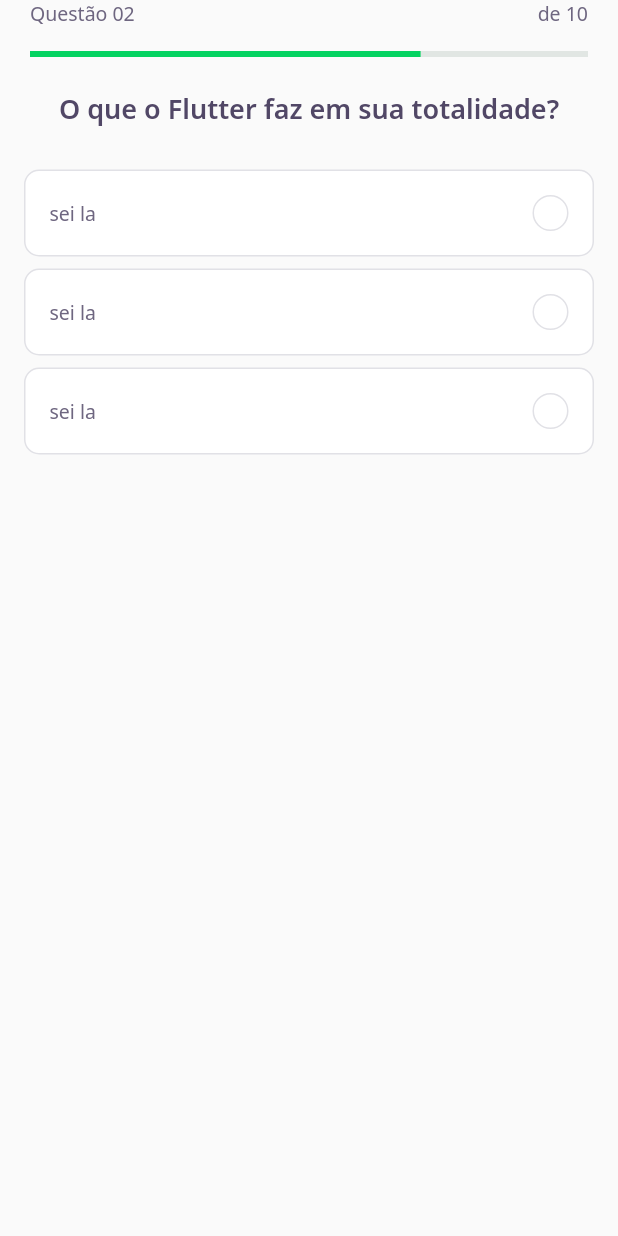
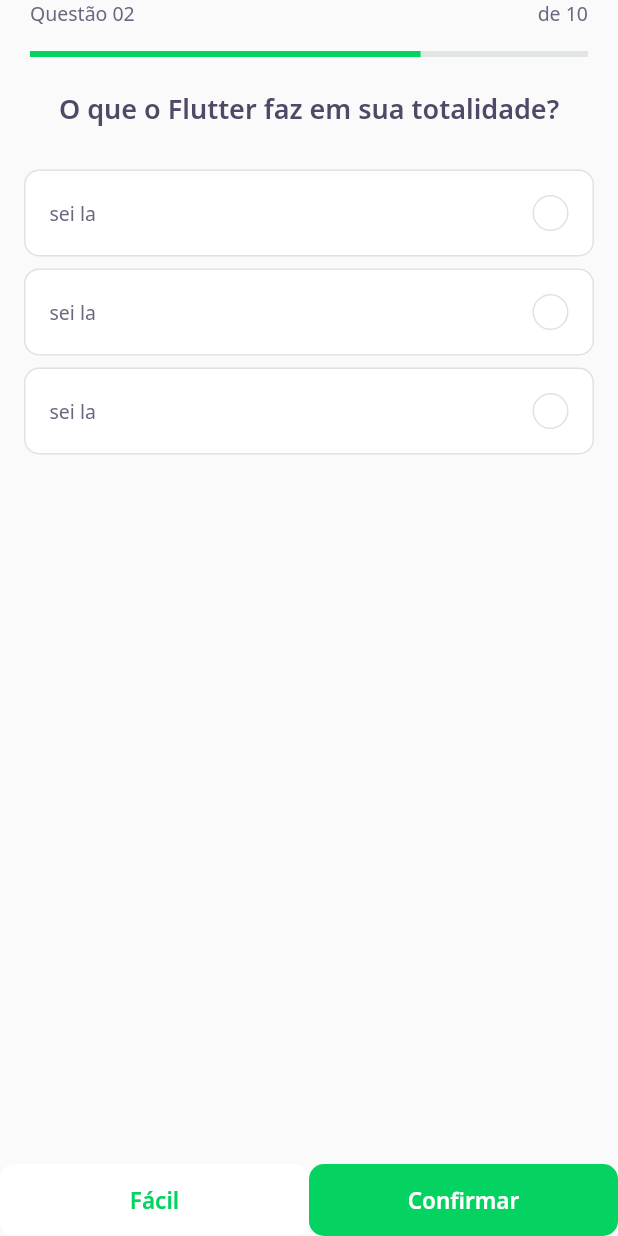
Before and after one commit to mschneider86/devquiz, a Flutter app: the ChallengePage screen opened directly, on a phone screen of 412 x 824 dp. Run offline on Flutter 3.47's test engine with Material 2 defaults, Android fonts, the phone set to English and light mode, and no system bars; our stand-ins replace google_fonts; accounts and stored records are empty.

Commit message:
add: NExtButtonWidget on challenge page

```diff
--- a/lib/challenge/challenge_page.dart
+++ b/lib/challenge/challenge_page.dart
@@ -1,5 +1,7 @@
+import 'package:DevQuiz/challenge/widgets/next_button/next_button_widget.dart';
 import 'package:DevQuiz/challenge/widgets/question_indicator/question_indicator_widget.dart';
 import 'package:DevQuiz/challenge/widgets/quiz/quiz_widget.dart';
+import 'package:DevQuiz/core/app_colors.dart';
 import 'package:flutter/material.dart';
 
 class ChallengePage extends StatefulWidget {
@@ -23,6 +25,25 @@ class _ChallengePageState extends State<ChallengePage> {
       body: QuizWidget(
         title: "O que o Flutter faz em sua totalidade?",
       ),
+      bottomNavigationBar: SafeArea(
+        bottom: true,
+        child: Row(
+          mainAxisAlignment: MainAxisAlignment.spaceAround,
+          children: [
+            Expanded(
+                child: NextButtonWidget(
+              label: "Fácil",
+              backgroundColor: AppColors.white,
+              textColor: AppColors.darkGreen,
+            )),
+            Expanded(
+                child: NextButtonWidget(
+                    label: "Confirmar",
+                    backgroundColor: AppColors.darkGreen,
+                    textColor: AppColors.white)),
+          ],
+        ),
+      ),
     );
   }
 }
--- /dev/null
+++ b/lib/challenge/widgets/next_button/next_button_widget.dart
@@ -0,0 +1,40 @@
+import 'package:DevQuiz/core/app_colors.dart';
+import 'package:flutter/material.dart';
+import 'package:google_fonts/google_fonts.dart';
+
+class NextButtonWidget extends StatelessWidget {
+  final String label;
+  final Color backgroundColor;
+  final Color textColor;
+
+  NextButtonWidget(
+      {required this.label,
+      required this.backgroundColor,
+      required this.textColor});
+
+  @override
+  Widget build(BuildContext context) {
+    return Container(
+      height: 48,
+      child: TextButton(
+        style: ButtonStyle(
+          backgroundColor: MaterialStateProperty.all(backgroundColor),
+          shape: MaterialStateProperty.all(
+            RoundedRectangleBorder(
+              borderRadius: BorderRadius.circular(10),
+            ),
+          ),
+        ),
+        onPressed: () {},
+        child: Text(
+          label,
+          style: GoogleFonts.notoSans(
+            fontWeight: FontWeight.w600,
+            fontSize: 15,
+            color: textColor,
+          ),
+        ),
+      ),
+    );
+  }
+}
--- a/lib/core/app_widget.dart
+++ b/lib/core/app_widget.dart
@@ -10,7 +10,7 @@ class AppWidget extends StatelessWidget {
   Widget build(BuildContext context) {
     return MaterialApp(
       title: "DevQuiz",
-      home: HomePage(),
+      home: ChallengePage(),
     );
   }
 }
```
